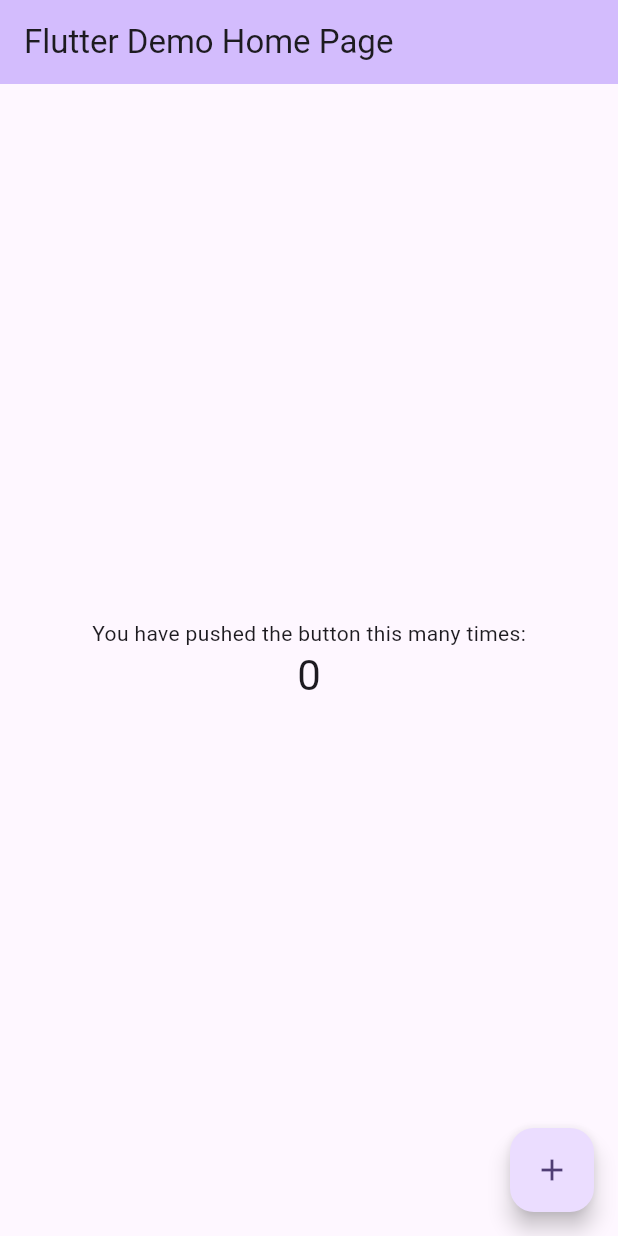
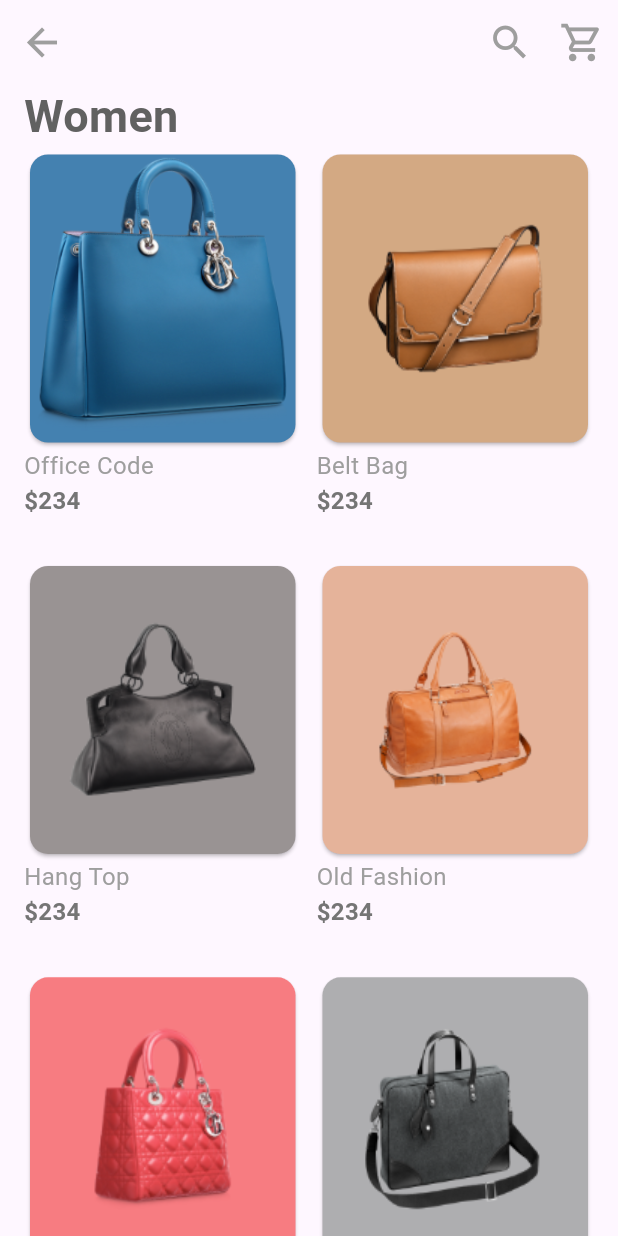
Before and after one commit to Mohamed123-r/cipher_task, a Flutter app: the screen it shows after launch, on a phone screen of 412 x 824 dp. Run offline on Flutter 3.47's test engine with Material 3 defaults, Android fonts, the light colour scheme and no system bars.

Commit message:
"Refactor code structure and add GridViewBuilder widget for displaying items in WomenView"

```diff
--- a/lib/main.dart
+++ b/lib/main.dart
@@ -1,3 +1,4 @@
+import 'package:cipher_task/views/women_view.dart';
 import 'package:flutter/material.dart';
 
 void main() {
@@ -10,116 +11,9 @@
   // This widget is the root of your application.
   @override
   Widget build(BuildContext context) {
-    return MaterialApp(
-      title: 'Flutter Demo',
-      theme: ThemeData(
-        // This is the theme of your application.
-        //
-        // TRY THIS: Try running your application with "flutter run". You'll see
-        // the application has a purple toolbar. Then, without quitting the app,
-        // try changing the seedColor in the colorScheme below to Colors.green
-        // and then invoke "hot reload" (save your changes or press the "hot
-        // reload" button in a Flutter-supported IDE, or press "r" if you used
-        // the command line to start the app).
-        //
-        // Notice that the counter didn't reset back to zero; the application
-        // state is not lost during the reload. To reset the state, use hot
-        // restart instead.
-        //
-        // This works for code too, not just values: Most code changes can be
-        // tested with just a hot reload.
-        colorScheme: ColorScheme.fromSeed(seedColor: Colors.deepPurple),
-        useMaterial3: true,
-      ),
-      home: const MyHomePage(title: 'Flutter Demo Home Page'),
+    return const MaterialApp(
+      debugShowCheckedModeBanner: false,
+      home: WomenView(),
     );
   }
 }
-
-class MyHomePage extends StatefulWidget {
-  const MyHomePage({super.key, required this.title});
-
-  // This widget is the home page of your application. It is stateful, meaning
-  // that it has a State object (defined below) that contains fields that affect
-  // how it looks.
-
-  // This class is the configuration for the state. It holds the values (in this
-  // case the title) provided by the parent (in this case the App widget) and
-  // used by the build method of the State. Fields in a Widget subclass are
-  // always marked "final".
-
-  final String title;
-
-  @override
-  State<MyHomePage> createState() => _MyHomePageState();
-}
-
-class _MyHomePageState extends State<MyHomePage> {
-  int _counter = 0;
-
-  void _incrementCounter() {
-    setState(() {
-      // This call to setState tells the Flutter framework that something has
-      // changed in this State, which causes it to rerun the build method below
-      // so that the display can reflect the updated values. If we changed
-      // _counter without calling setState(), then the build method would not be
-      // called again, and so nothing would appear to happen.
-      _counter++;
-    });
-  }
-
-  @override
-  Widget build(BuildContext context) {
-    // This method is rerun every time setState is called, for instance as done
-    // by the _incrementCounter method above.
-    //
-    // The Flutter framework has been optimized to make rerunning build methods
-    // fast, so that you can just rebuild anything that needs updating rather
-    // than having to individually change instances of widgets.
-    return Scaffold(
-      appBar: AppBar(
-        // TRY THIS: Try changing the color here to a specific color (to
-        // Colors.amber, perhaps?) and trigger a hot reload to see the AppBar
-        // change color while the other colors stay the same.
-        backgroundColor: Theme.of(context).colorScheme.inversePrimary,
-        // Here we take the value from the MyHomePage object that was created by
-        // the App.build method, and use it to set our appbar title.
-        title: Text(widget.title),
-      ),
-      body: Center(
-        // Center is a layout widget. It takes a single child and positions it
-        // in the middle of the parent.
-        child: Column(
-          // Column is also a layout widget. It takes a list of children and
-          // arranges them vertically. By default, it sizes itself to fit its
-          // children horizontally, and tries to be as tall as its parent.
-          //
-          // Column has various properties to control how it sizes itself and
-          // how it positions its children. Here we use mainAxisAlignment to
-          // center the children vertically; the main axis here is the vertical
-          // axis because Columns are vertical (the cross axis would be
-          // horizontal).
-          //
-          // TRY THIS: Invoke "debug painting" (choose the "Toggle Debug Paint"
-          // action in the IDE, or press "p" in the console), to see the
-          // wireframe for each widget.
-          mainAxisAlignment: MainAxisAlignment.center,
-          children: <Widget>[
-            const Text(
-              'You have pushed the button this many times:',
-            ),
-            Text(
-              '$_counter',
-              style: Theme.of(context).textTheme.headlineMedium,
-            ),
-          ],
-        ),
-      ),
-      floatingActionButton: FloatingActionButton(
-        onPressed: _incrementCounter,
-        tooltip: 'Increment',
-        child: const Icon(Icons.add),
-      ), // This trailing comma makes auto-formatting nicer for build methods.
-    );
-  }
-}
--- /dev/null
+++ b/lib/models/item_model.dart
@@ -0,0 +1,13 @@
+import 'dart:ui';
+
+class ItemModel {
+  final String image;
+  final String name;
+  final Color color;
+
+  const ItemModel({
+    required this.image,
+    required this.name,
+    required this.color,
+  });
+}
--- /dev/null
+++ b/lib/views/women_view.dart
@@ -0,0 +1,66 @@
+import 'package:cipher_task/widgets/catagory_item.dart';
+import 'package:flutter/cupertino.dart';
+import 'package:flutter/material.dart';
+
+import '../models/item_model.dart';
+import '../widgets/grid_view_builder.dart';
+
+class WomenView extends StatelessWidget {
+  const WomenView({super.key});
+
+
+  @override
+  Widget build(BuildContext context) {
+    return Scaffold(
+      appBar: AppBar(
+        leading: IconButton(
+          icon: const Icon(
+            Icons.arrow_back_outlined,
+            size: 30,
+            color: Colors.grey,
+          ),
+          onPressed: () {
+            Navigator.pop(context);
+          },
+        ),
+        actions: [
+          IconButton(
+            icon: const Icon(
+              Icons.search,
+              size: 30,
+              color: Colors.grey,
+            ),
+            onPressed: () {},
+          ),
+          IconButton(
+            icon: const Icon(
+              Icons.shopping_cart_outlined,
+              size: 30,
+              color: Colors.grey,
+            ),
+            onPressed: () {},
+          ),
+        ],
+      ),
+      body:  Padding(
+        padding: const EdgeInsets.symmetric(horizontal: 16.0),
+        child:SingleChildScrollView(
+          child: Column(
+            crossAxisAlignment: CrossAxisAlignment.start,
+            children: [
+              Text(
+                'Women',
+                style: TextStyle(
+                  fontSize: 30,
+                  fontWeight: FontWeight.bold,
+                  color: Colors.grey[700],
+                ),
+              ),
+              const GridViewBuilder(),
+            ],
+          ),
+        ),
+      ),
+    );
+  }
+}
--- /dev/null
+++ b/lib/widgets/catagory_item.dart
@@ -0,0 +1,41 @@
+import 'package:cipher_task/models/item_model.dart';
+import 'package:flutter/material.dart';
+
+class Category_item extends StatelessWidget {
+  const Category_item({
+    super.key,
+    required this.items,
+  });
+
+  final ItemModel items;
+
+  @override
+  Widget build(BuildContext context) {
+    return Column(
+      crossAxisAlignment: CrossAxisAlignment.start,
+      children: [
+        Container(
+          width: 200,
+          height: 200,
+          child: Card(
+            color: items.color,
+            child: Image.asset(
+              items.image,
+            ),
+          ),
+        ),
+        Text(
+          items.name,
+          style: const TextStyle(fontSize: 16, color: Colors.grey),
+        ),
+        Text(
+          '\$234',
+          style: TextStyle(
+              fontSize: 16,
+              color: Colors.grey[600],
+              fontWeight: FontWeight.bold),
+        ),
+      ],
+    );
+  }
+}
--- /dev/null
+++ b/lib/widgets/grid_view_builder.dart
@@ -0,0 +1,50 @@
+import 'package:flutter/material.dart';
+
+import '../models/item_model.dart';
+import 'catagory_item.dart';
+
+class GridViewBuilder extends StatelessWidget {
+  const GridViewBuilder({super.key});
+  final List<ItemModel> items = const [
+    ItemModel(
+        image: 'assets/images/bag_1.png',
+        name: 'Office Code ',
+        color: Color(0xff4481B0)),
+    ItemModel(
+        image: 'assets/images/bag_2.png',
+        name: 'Belt Bag',
+        color: Color(0xffD3A983)),
+    ItemModel(
+        image: 'assets/images/bag_3.png',
+        name: 'Hang Top ',
+        color: Color(0xff999393)),
+    ItemModel(
+        image: 'assets/images/bag_4.png',
+        name: 'Old Fashion',
+        color: Color(0xffE5B39A)),
+    ItemModel(
+        image: 'assets/images/bag_5.png',
+        name: 'Leather',
+        color: Color(0xffF77C81)),
+    ItemModel(
+        image: 'assets/images/bag_6.png',
+        name: 'Wool',
+        color: Color(0xffAEAEB0)),
+  ];
+
+  @override
+  Widget build(BuildContext context) {
+    return  GridView.builder(
+      shrinkWrap: true,
+      physics: const NeverScrollableScrollPhysics(),
+      itemCount: items.length,
+      gridDelegate: const SliverGridDelegateWithFixedCrossAxisCount(
+        crossAxisCount: 2,
+        crossAxisSpacing: 10,
+        mainAxisSpacing: 10,
+        childAspectRatio: 0.7,
+      ),
+      itemBuilder: (context, index) => Category_item(items: items[index]),
+    );
+  }
+}
--- a/pubspec.yaml
+++ b/pubspec.yaml
@@ -59,8 +59,8 @@ flutter:
   uses-material-design: true
 
   # To add assets to your application, add an assets section, like this:
-  # assets:
-  #   - images/a_dot_burr.jpeg
+  assets:
+    - assets/images/
   #   - images/a_dot_ham.jpeg
 
   # An image asset can refer to one or more resolution-specific "variants", see
```
Also changed, not shown: assets/images/bag_1.png (added), assets/images/bag_2.png (added), assets/images/bag_3.png (added), assets/images/bag_4.png (added), assets/images/bag_5.png (added), assets/images/bag_6.png (added).
